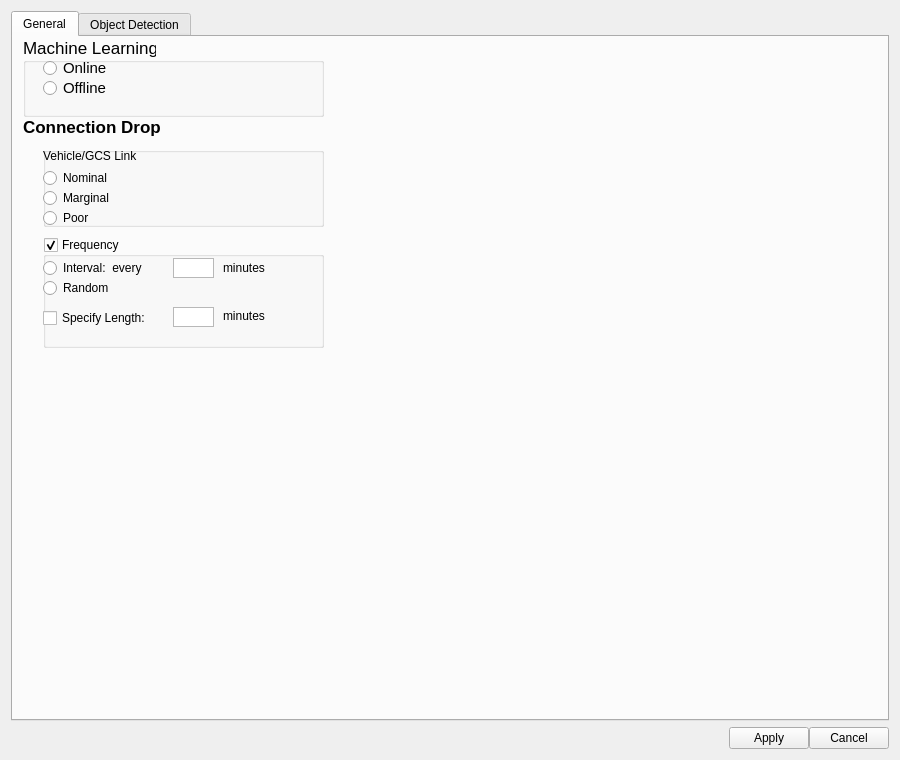
The window that src/rqt_gcs/resources/SettingsWidget.ui (CSUN-SERL/lcar-bot) describes before a commit, drawn with Qt 5.
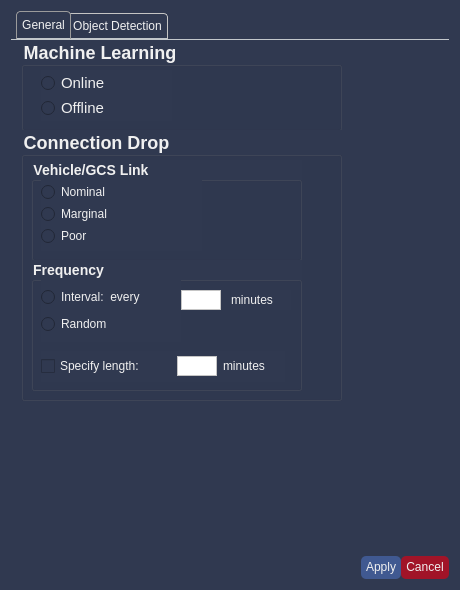
The same window after the commit.

Commit message: finished designing settings widget ui (i hope)

What changed in the file:
```diff
--- a/src/rqt_gcs/resources/SettingsWidget.ui
+++ b/src/rqt_gcs/resources/SettingsWidget.ui
@@ -6,8 +6,8 @@
    <rect>
     <x>0</x>
     <y>0</y>
-    <width>900</width>
-    <height>760</height>
+    <width>460</width>
+    <height>590</height>
    </rect>
   </property>
   <property name="minimumSize">
@@ -25,6 +25,80 @@
   <property name="windowTitle">
    <string>Settings</string>
   </property>
+  <property name="styleSheet">
+   <string notr="true">QWidget{
+	background-color:rgb(48,57,80);
+	color:rgb(240,240,240);
+}
+
+QTabWidget::pane { /* The tab widget frame */
+    border-top: 1px solid #C2C7CB;
+}
+
+QTabWidget::tab-bar {
+    left: 5px; /* move to the right by 5px */
+}
+
+/* Style the tab using the tab sub-control. Note that
+    it reads QTabBar _not_ QTabWidget */
+QTabBar::tab {
+    background: qlineargradient(x1: 0, y1: 0, x2: 0, y2: 1,
+                                stop: 0 #E1E1E1, stop: 0.4 #DDDDDD,
+                                stop: 0.5 #D8D8D8, stop: 1.0 #D3D3D3);
+    border: 1px solid #C4C4C3;
+    background-color: rgb(48, 57, 80);
+    border-bottom-color: #C2C7CB; /* same as the pane color */
+    border-top-left-radius: 4px;
+    border-top-right-radius: 4px;
+    min-width: 8ex;
+    padding: 5px;
+}
+
+QTabBar::tab:selected {
+    border-color: #9B9B9B;
+    border-bottom-color: #C2C7CB; /* same as pane color */
+}
+
+QTabBar::tab:!selected {
+    margin-top: 2px; /* make non-selected tabs look smaller */
+}
+
+/* make use of negative margins for overlapping tabs */
+QTabBar::tab:selected {
+    /* expand/overlap to the left and right by 4px */
+    margin-left: -4px;
+    margin-right: -4px;
+}
+
+QTabBar::tab:first:selected {
+    margin-left: 0; /* the first selected tab has nothing to overlap with on the left */
+}
+
+QTabBar::tab:last:selected {
+    margin-right: 0; /* the last selected tab has nothing to overlap with on the right */
+}
+
+QTabBar::tab:only-one {
+    margin: 0; /* if there is only one tab, we don't want overlapping margins */
+}
+
+QTextEdit{
+	background-color:rgb(255,255,255);
+	color:rgb(0,0,0);
+}
+
+QPushButton{
+	border-radius: 5px;
+	/*padding-left: 4px;
+	padding-right:4px;
+	padding-top:2px;
+	padding-bottom:2px;*/
+	padding:5px;
+	padding-top:4px;
+	padding-bottom:5px
+}
+</string>
+  </property>
   <layout class="QVBoxLayout" name="vehicle_gcs_group">
    <item>
     <layout class="QVBoxLayout" name="verticalLayout">
@@ -33,6 +107,9 @@
      </property>
      <item>
       <widget class="QTabWidget" name="tab_widget">
+       <property name="styleSheet">
+        <string notr="true"/>
+       </property>
        <property name="currentIndex">
         <number>0</number>
        </property>
@@ -40,44 +117,125 @@
         <attribute name="title">
          <string>General</string>
         </attribute>
-        <widget class="QLabel" name="connection_lbl">
+        <widget class="QGroupBox" name="ml_learningbox">
          <property name="geometry">
           <rect>
            <x>10</x>
-           <y>80</y>
-           <width>141</width>
-           <height>20</height>
+           <y>0</y>
+           <width>321</width>
+           <height>91</height>
           </rect>
          </property>
          <property name="font">
           <font>
-           <pointsize>13</pointsize>
+           <pointsize>-1</pointsize>
            <weight>75</weight>
            <bold>true</bold>
           </font>
          </property>
+         <property name="styleSheet">
+          <string notr="true">QGroupBox
+{
+    font-size: 18px;
+    font-weight: bold;
+}</string>
+         </property>
+         <property name="title">
+          <string>Machine Learning</string>
+         </property>
+         <widget class="QWidget" name="verticalLayoutWidget_2">
+          <property name="geometry">
+           <rect>
+            <x>20</x>
+            <y>30</y>
+            <width>131</width>
+            <height>51</height>
+           </rect>
+          </property>
+          <layout class="QVBoxLayout" name="verticalLayout_4">
+           <property name="spacing">
+            <number>0</number>
+           </property>
+           <item>
+            <widget class="QRadioButton" name="online_btn">
+             <property name="font">
+              <font>
+               <pointsize>11</pointsize>
+              </font>
+             </property>
+             <property name="styleSheet">
+              <string notr="true"/>
+             </property>
          <property name="text">
+              <string>Online</string>
+             </property>
+            </widget>
+           </item>
+           <item>
+            <widget class="QRadioButton" name="offline_btn">
+             <property name="font">
+              <font>
+               <pointsize>11</pointsize>
+              </font>
+             </property>
+             <property name="text">
+              <string>Offline</string>
+             </property>
+            </widget>
+           </item>
+          </layout>
+         </widget>
+        </widget>
+        <widget class="QGroupBox" name="connection_box">
+         <property name="geometry">
+          <rect>
+           <x>10</x>
+           <y>90</y>
+           <width>321</width>
+           <height>271</height>
+          </rect>
+         </property>
+         <property name="font">
+          <font>
+           <pointsize>-1</pointsize>
+           <weight>75</weight>
+           <bold>true</bold>
+          </font>
+         </property>
+         <property name="styleSheet">
+          <string notr="true">QGroupBox
+{
+    font-size: 18px;
+    font-weight: bold;
+}</string>
+         </property>
+         <property name="title">
           <string>Connection Drop</string>
          </property>
-        </widget>
         <widget class="QGroupBox" name="vehicle_gcs_box">
          <property name="geometry">
           <rect>
-           <x>30</x>
-           <y>110</y>
-           <width>281</width>
-           <height>80</height>
+            <x>10</x>
+            <y>30</y>
+            <width>271</width>
+            <height>101</height>
           </rect>
          </property>
          <property name="font">
           <font>
-           <weight>50</weight>
-           <bold>false</bold>
-           <kerning>true</kerning>
-          </font>
-         </property>
+            <pointsize>-1</pointsize>
+            <weight>75</weight>
+            <bold>true</bold>
+           </font>
+          </property>
+          <property name="styleSheet">
+           <string notr="true">QGroupBox
+{
+    font-size: 14px;
+}</string>
+          </property>
          <property name="title">
-          <string/>
+           <string>Vehicle/GCS Link</string>
          </property>
          <property name="flat">
           <bool>false</bool>
@@ -85,119 +243,109 @@
          <property name="checkable">
           <bool>false</bool>
          </property>
+          <widget class="QWidget" name="verticalLayoutWidget">
+           <property name="geometry">
+            <rect>
+             <x>10</x>
+             <y>20</y>
+             <width>161</width>
+             <height>71</height>
+            </rect>
+           </property>
+           <layout class="QVBoxLayout" name="verticalLayout_3">
+            <property name="spacing">
+             <number>0</number>
+            </property>
+            <property name="sizeConstraint">
+             <enum>QLayout::SetDefaultConstraint</enum>
+            </property>
+            <item>
          <widget class="QRadioButton" name="nominal_btn">
-          <property name="geometry">
-           <rect>
-            <x>0</x>
-            <y>20</y>
-            <width>117</width>
-            <height>22</height>
-           </rect>
-          </property>
           <property name="text">
            <string>Nominal</string>
           </property>
          </widget>
+            </item>
+            <item>
          <widget class="QRadioButton" name="marginal_btn">
-          <property name="geometry">
-           <rect>
-            <x>0</x>
-            <y>40</y>
-            <width>117</width>
-            <height>22</height>
-           </rect>
-          </property>
           <property name="text">
            <string>Marginal</string>
           </property>
          </widget>
+            </item>
+            <item>
          <widget class="QRadioButton" name="poor_btn">
-          <property name="geometry">
-           <rect>
-            <x>0</x>
-            <y>60</y>
-            <width>117</width>
-            <height>22</height>
-           </rect>
-          </property>
           <property name="text">
            <string>Poor</string>
           </property>
          </widget>
-         <widget class="QLabel" name="vehicle_gcs_lbl">
-          <property name="geometry">
-           <rect>
-            <x>0</x>
-            <y>0</y>
-            <width>141</width>
-            <height>17</height>
-           </rect>
-          </property>
-          <property name="text">
-           <string>Vehicle/GCS Link</string>
-          </property>
+            </item>
+           </layout>
          </widget>
         </widget>
         <widget class="QGroupBox" name="frequency_box">
          <property name="geometry">
           <rect>
-           <x>30</x>
-           <y>200</y>
-           <width>281</width>
-           <height>111</height>
-          </rect>
-         </property>
+            <x>10</x>
+            <y>130</y>
+            <width>271</width>
+            <height>131</height>
+           </rect>
+          </property>
+          <property name="font">
+           <font>
+            <pointsize>-1</pointsize>
+            <weight>75</weight>
+            <bold>true</bold>
+           </font>
+          </property>
+          <property name="styleSheet">
+           <string notr="true">QGroupBox
+{
+    font-size: 14px;
+}</string>
+          </property>
          <property name="title">
           <string>Frequency</string>
          </property>
          <property name="checkable">
-          <bool>true</bool>
-         </property>
+           <bool>false</bool>
+          </property>
+          <widget class="QWidget" name="verticalLayoutWidget_3">
+           <property name="geometry">
+            <rect>
+             <x>10</x>
+             <y>20</y>
+             <width>140</width>
+             <height>62</height>
+            </rect>
+           </property>
+           <layout class="QVBoxLayout" name="verticalLayout_7">
+            <property name="spacing">
+             <number>0</number>
+            </property>
+            <item>
          <widget class="QRadioButton" name="interval_btn">
-          <property name="geometry">
-           <rect>
-            <x>0</x>
-            <y>20</y>
-            <width>131</width>
-            <height>22</height>
-           </rect>
-          </property>
           <property name="text">
            <string>Interval:  every</string>
           </property>
          </widget>
+            </item>
+            <item>
          <widget class="QRadioButton" name="random_btn">
-          <property name="geometry">
-           <rect>
-            <x>0</x>
-            <y>40</y>
-            <width>91</width>
-            <height>22</height>
-           </rect>
-          </property>
           <property name="text">
            <string>Random</string>
           </property>
          </widget>
-         <widget class="QCheckBox" name="length_check_box">
-          <property name="geometry">
-           <rect>
-            <x>0</x>
-            <y>70</y>
-            <width>131</width>
-            <height>22</height>
-           </rect>
-          </property>
-          <property name="text">
-           <string>Specify Length:</string>
-          </property>
+            </item>
+           </layout>
          </widget>
          <widget class="QTextEdit" name="interval_text_box">
           <property name="geometry">
            <rect>
-            <x>130</x>
-            <y>21</y>
-            <width>41</width>
+             <x>150</x>
+             <y>30</y>
+             <width>40</width>
             <height>20</height>
            </rect>
           </property>
@@ -209,8 +357,8 @@
           </property>
           <property name="maximumSize">
            <size>
-            <width>16777215</width>
-            <height>30</height>
+             <width>40</width>
+             <height>20</height>
            </size>
           </property>
           <property name="font">
@@ -218,6 +366,9 @@
             <pointsize>11</pointsize>
            </font>
           </property>
+           <property name="styleSheet">
+            <string notr="true"/>
+           </property>
           <property name="verticalScrollBarPolicy">
            <enum>Qt::ScrollBarAlwaysOff</enum>
           </property>
@@ -228,24 +379,55 @@
          <widget class="QLabel" name="interval_mins_lbl">
           <property name="geometry">
            <rect>
-            <x>180</x>
-            <y>20</y>
-            <width>61</width>
-            <height>21</height>
+             <x>200</x>
+             <y>30</y>
+             <width>60</width>
+             <height>20</height>
            </rect>
           </property>
           <property name="text">
            <string>minutes</string>
           </property>
          </widget>
+          <widget class="QWidget" name="horizontalLayoutWidget">
+           <property name="geometry">
+            <rect>
+             <x>10</x>
+             <y>91</y>
+             <width>244</width>
+             <height>31</height>
+            </rect>
+           </property>
+           <layout class="QHBoxLayout" name="horizontalLayout_3">
+            <item>
+             <widget class="QCheckBox" name="length_check_box">
+              <property name="maximumSize">
+               <size>
+                <width>130</width>
+                <height>20</height>
+               </size>
+              </property>
+              <property name="text">
+               <string>Specify length:</string>
+              </property>
+             </widget>
+            </item>
+            <item>
          <widget class="QTextEdit" name="textEdit">
-          <property name="geometry">
-           <rect>
-            <x>130</x>
-            <y>70</y>
-            <width>41</width>
+              <property name="minimumSize">
+               <size>
+                <width>40</width>
             <height>20</height>
-           </rect>
+               </size>
+              </property>
+              <property name="maximumSize">
+               <size>
+                <width>40</width>
+                <height>20</height>
+               </size>
+              </property>
+              <property name="styleSheet">
+               <string notr="true"/>
           </property>
           <property name="verticalScrollBarPolicy">
            <enum>Qt::ScrollBarAlwaysOff</enum>
@@ -254,72 +436,22 @@
            <enum>Qt::ScrollBarAlwaysOff</enum>
           </property>
          </widget>
+            </item>
+            <item>
          <widget class="QLabel" name="length_mins_lbl">
-          <property name="geometry">
-           <rect>
-            <x>180</x>
-            <y>70</y>
-            <width>67</width>
-            <height>17</height>
-           </rect>
+              <property name="maximumSize">
+               <size>
+                <width>60</width>
+                <height>20</height>
+               </size>
           </property>
           <property name="text">
            <string>minutes</string>
           </property>
          </widget>
-        </widget>
-        <widget class="QGroupBox" name="groupBox">
-         <property name="geometry">
-          <rect>
-           <x>10</x>
-           <y>0</y>
-           <width>301</width>
-           <height>80</height>
-          </rect>
-         </property>
-         <property name="font">
-          <font>
-           <pointsize>13</pointsize>
-          </font>
-         </property>
-         <property name="title">
-          <string>Machine Learning</string>
-         </property>
-         <widget class="QRadioButton" name="online_btn">
-          <property name="geometry">
-           <rect>
-            <x>20</x>
-            <y>20</y>
-            <width>117</width>
-            <height>22</height>
-           </rect>
-          </property>
-          <property name="font">
-           <font>
-            <pointsize>11</pointsize>
-           </font>
-          </property>
-          <property name="text">
-           <string>Online</string>
-          </property>
-         </widget>
-         <widget class="QRadioButton" name="offline_btn">
-          <property name="geometry">
-           <rect>
-            <x>20</x>
-            <y>40</y>
-            <width>117</width>
-            <height>22</height>
-           </rect>
-          </property>
-          <property name="font">
-           <font>
-            <pointsize>11</pointsize>
-           </font>
-          </property>
-          <property name="text">
-           <string>Offline</string>
-          </property>
+            </item>
+           </layout>
+          </widget>
          </widget>
         </widget>
        </widget>
@@ -364,6 +496,10 @@
          <height>16777215</height>
         </size>
        </property>
+       <property name="styleSheet">
+        <string notr="true">background-color: rgb(64, 89, 145);
+color: rgb(240, 240, 240);</string>
+       </property>
        <property name="text">
         <string>Apply</string>
        </property>
@@ -383,6 +519,10 @@
        <property name="autoFillBackground">
         <bool>false</bool>
        </property>
+       <property name="styleSheet">
+        <string notr="true">background-color: rgb(161, 20, 40);
+color: rgb(240, 240, 240);</string>
+       </property>
        <property name="text">
         <string>Cancel</string>
        </property>
```
Left out of the diff: 4 changed lines with no effect on the pictures. Lines whose indentation alone changed are shown as unchanged. The commit also changes 6 other files.
